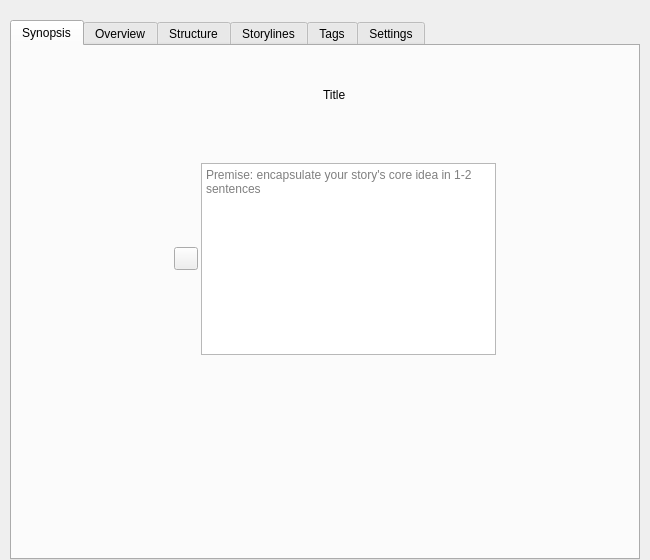
This is ui/novel_view.ui in plotlyst/plotlyst-app as Qt 5 draws it before an edit. The edited form follows.
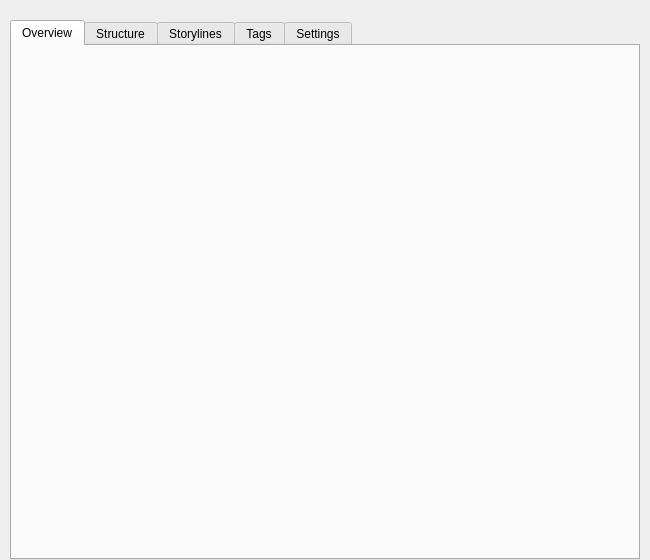
This is the edited form. Custom widgets are drawn as their Qt base class.

Commit message: remove premise

What changed in the file:
```diff
--- a/ui/novel_view.ui
+++ b/ui/novel_view.ui
@@ -40,315 +40,6 @@
      <property name="borderless" stdset="0">
       <bool>true</bool>
      </property>
-     <widget class="QWidget" name="tabSynopsis">
-      <property name="relaxed-white-bg" stdset="0">
-       <bool>false</bool>
-      </property>
-      <property name="bg" stdset="0">
-       <bool>true</bool>
-      </property>
-      <attribute name="title">
-       <string>Synopsis</string>
-      </attribute>
-      <layout class="QVBoxLayout" name="verticalLayout_3">
-       <property name="spacing">
-        <number>12</number>
-       </property>
-       <property name="leftMargin">
-        <number>0</number>
-       </property>
-       <property name="topMargin">
-        <number>0</number>
-       </property>
-       <property name="rightMargin">
-        <number>0</number>
-       </property>
-       <property name="bottomMargin">
-        <number>0</number>
-       </property>
-       <item>
-        <widget class="QWidget" name="widgetTitleParent" native="true">
-         <layout class="QHBoxLayout" name="horizontalLayout">
-          <property name="spacing">
-           <number>0</number>
-          </property>
-          <property name="leftMargin">
-           <number>9</number>
-          </property>
-          <property name="topMargin">
-           <number>10</number>
-          </property>
-          <property name="bottomMargin">
-           <number>0</number>
-          </property>
-          <item>
-           <spacer name="horizontalSpacer_2">
-            <property name="orientation">
-             <enum>Qt::Horizontal</enum>
-            </property>
-            <property name="sizeType">
-             <enum>QSizePolicy::Preferred</enum>
-            </property>
-            <property name="sizeHint" stdset="0">
-             <size>
-              <width>40</width>
-              <height>20</height>
-             </size>
-            </property>
-           </spacer>
-          </item>
-          <item>
-           <widget class="QWidget" name="wdgTitle" native="true">
-            <property name="sizePolicy">
-             <sizepolicy hsizetype="MinimumExpanding" vsizetype="Preferred">
-              <horstretch>0</horstretch>
-              <verstretch>0</verstretch>
-             </sizepolicy>
-            </property>
-            <property name="maximumSize">
-             <size>
-              <width>1000</width>
-              <height>16777215</height>
-             </size>
-            </property>
-            <property name="border-image" stdset="0">
-             <bool>true</bool>
-            </property>
-            <layout class="QHBoxLayout" name="horizontalLayout_10">
-             <property name="spacing">
-              <number>0</number>
-             </property>
-             <property name="leftMargin">
-              <number>20</number>
-             </property>
-             <property name="topMargin">
-              <number>0</number>
-             </property>
-             <property name="rightMargin">
-              <number>0</number>
-             </property>
-             <property name="bottomMargin">
-              <number>0</number>
-             </property>
-             <item alignment="Qt::AlignHCenter">
-              <widget class="QLabel" name="lblTitle">
-               <property name="sizePolicy">
-                <sizepolicy hsizetype="Expanding" vsizetype="Preferred">
-                 <horstretch>0</horstretch>
-                 <verstretch>0</verstretch>
-                </sizepolicy>
-               </property>
-               <property name="text">
-                <string>Title</string>
-               </property>
-               <property name="h2" stdset="0">
-                <bool>true</bool>
-               </property>
-              </widget>
-             </item>
-            </layout>
-           </widget>
-          </item>
-          <item>
-           <spacer name="horizontalSpacer_3">
-            <property name="orientation">
-             <enum>Qt::Horizontal</enum>
-            </property>
-            <property name="sizeType">
-             <enum>QSizePolicy::Preferred</enum>
-            </property>
-            <property name="sizeHint" stdset="0">
-             <size>
-              <width>40</width>
-              <height>20</height>
-             </size>
-            </property>
-           </spacer>
-          </item>
-         </layout>
-        </widget>
-       </item>
-       <item>
-        <widget class="QWidget" name="wdgAttributesParent" native="true">
-         <layout class="QHBoxLayout" name="horizontalLayout_6">
-          <property name="spacing">
-           <number>3</number>
-          </property>
-          <property name="leftMargin">
-           <number>2</number>
-          </property>
-          <property name="topMargin">
-           <number>15</number>
-          </property>
-          <property name="rightMargin">
-           <number>2</number>
-          </property>
-          <property name="bottomMargin">
-           <number>2</number>
-          </property>
-          <item>
-           <spacer name="horizontalSpacer_5">
-            <property name="orientation">
-             <enum>Qt::Horizontal</enum>
-            </property>
-            <property name="sizeType">
-             <enum>QSizePolicy::Fixed</enum>
-            </property>
-            <property name="sizeHint" stdset="0">
-             <size>
-              <width>40</width>
-              <height>20</height>
-             </size>
-            </property>
-           </spacer>
-          </item>
-          <item>
-           <widget class="QWidget" name="wdgSubtitleParent" native="true">
-            <property name="maximumSize">
-             <size>
-              <width>1000</width>
-              <height>16777215</height>
-             </size>
-            </property>
-            <layout class="QHBoxLayout" name="horizontalLayout_7">
-             <property name="spacing">
-              <number>3</number>
-             </property>
-             <property name="leftMargin">
-              <number>100</number>
-             </property>
-             <property name="topMargin">
-              <number>2</number>
-             </property>
-             <property name="rightMargin">
-              <number>100</number>
-             </property>
-             <property name="bottomMargin">
-              <number>2</number>
-             </property>
-             <item>
-              <spacer name="horizontalSpacer_6">
-               <property name="orientation">
-                <enum>Qt::Horizontal</enum>
-               </property>
-               <property name="sizeType">
-                <enum>QSizePolicy::Fixed</enum>
-               </property>
-               <property name="sizeHint" stdset="0">
-                <size>
-                 <width>20</width>
-                 <height>20</height>
-                </size>
-               </property>
-              </spacer>
-             </item>
-             <item alignment="Qt::AlignHCenter|Qt::AlignVCenter">
-              <widget class="QToolButton" name="btnPremiseIcon">
-               <property name="text">
-                <string/>
-               </property>
-               <property name="transparent" stdset="0">
-                <bool>true</bool>
-               </property>
-              </widget>
-             </item>
-             <item>
-              <widget class="AutoAdjustableTextEdit" name="textPremise">
-               <property name="sizePolicy">
-                <sizepolicy hsizetype="Expanding" vsizetype="Maximum">
-                 <horstretch>0</horstretch>
-                 <verstretch>0</verstretch>
-                </sizepolicy>
-               </property>
-               <property name="verticalScrollBarPolicy">
-                <enum>Qt::ScrollBarAlwaysOff</enum>
-               </property>
-               <property name="horizontalScrollBarPolicy">
-                <enum>Qt::ScrollBarAlwaysOff</enum>
-               </property>
-               <property name="placeholderText">
-                <string>Premise: encapsulate your story's core idea in 1-2 sentences</string>
-               </property>
-               <property name="transparent" stdset="0">
-                <bool>true</bool>
-               </property>
-              </widget>
-             </item>
-            </layout>
-           </widget>
-          </item>
-          <item>
-           <spacer name="horizontalSpacer_7">
-            <property name="orientation">
-             <enum>Qt::Horizontal</enum>
-            </property>
-            <property name="sizeType">
-             <enum>QSizePolicy::Fixed</enum>
-            </property>
-            <property name="sizeHint" stdset="0">
-             <size>
-              <width>40</width>
-              <height>20</height>
-             </size>
-            </property>
-           </spacer>
-          </item>
-         </layout>
-        </widget>
-       </item>
-       <item>
-        <layout class="QHBoxLayout" name="horizontalLayout_13">
-         <property name="spacing">
-          <number>3</number>
-         </property>
-         <item>
-          <widget class="Subtitle" name="subtitleSynopsis" native="true">
-           <property name="title" stdset="0">
-            <string>Synopsis</string>
-           </property>
-           <property name="icon" stdset="0">
-            <string>fa5s.scroll</string>
-           </property>
-          </widget>
-         </item>
-         <item alignment="Qt::AlignRight|Qt::AlignBottom">
-          <widget class="WordsDisplay" name="lblSynopsisWords">
-           <property name="text">
-            <string/>
-           </property>
-          </widget>
-         </item>
-        </layout>
-       </item>
-       <item>
-        <widget class="QWidget" name="widget_4" native="true">
-         <property name="relaxed-white-bg" stdset="0">
-          <bool>false</bool>
-         </property>
-         <property name="bg" stdset="0">
-          <bool>true</bool>
-         </property>
-         <layout class="QHBoxLayout" name="horizontalLayout_5">
-          <property name="spacing">
-           <number>0</number>
-          </property>
-          <property name="leftMargin">
-           <number>20</number>
-          </property>
-          <property name="topMargin">
-           <number>0</number>
-          </property>
-          <property name="rightMargin">
-           <number>0</number>
-          </property>
-          <property name="bottomMargin">
-           <number>0</number>
-          </property>
-         </layout>
-        </widget>
-       </item>
-      </layout>
-     </widget>
      <widget class="QWidget" name="tabDescriptors">
       <property name="bg" stdset="0">
        <bool>true</bool>
@@ -628,17 +319,6 @@
   </layout>
  </widget>
  <customwidgets>
-  <customwidget>
-   <class>Subtitle</class>
-   <extends>QWidget</extends>
-   <header>plotlyst.view.widget.display</header>
-   <container>1</container>
-  </customwidget>
-  <customwidget>
-   <class>WordsDisplay</class>
-   <extends>QLabel</extends>
-   <header>plotlyst.view.widget.display</header>
-  </customwidget>
   <customwidget>
    <class>StoryStructureEditor</class>
    <extends>QWidget</extends>
@@ -651,11 +331,6 @@
    <header>plotlyst.view.widget.novel</header>
    <container>1</container>
   </customwidget>
-  <customwidget>
-   <class>AutoAdjustableTextEdit</class>
-   <extends>QTextEdit</extends>
-   <header>plotlyst.view.widget.input</header>
-  </customwidget>
  </customwidgets>
  <resources/>
  <connections/>
```
The commit also changes 2 other files.
